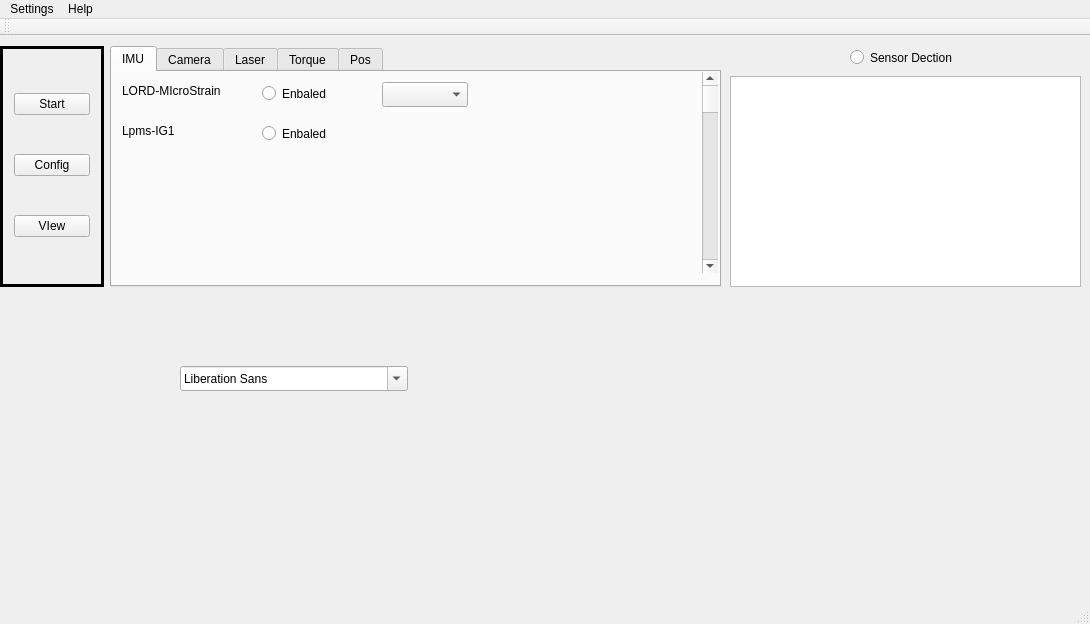
Before: the Qt Designer form Qt_Senor_MW/mainwindow.ui in yanglianoo/Sensor-driven-integration, drawn with Qt 5.
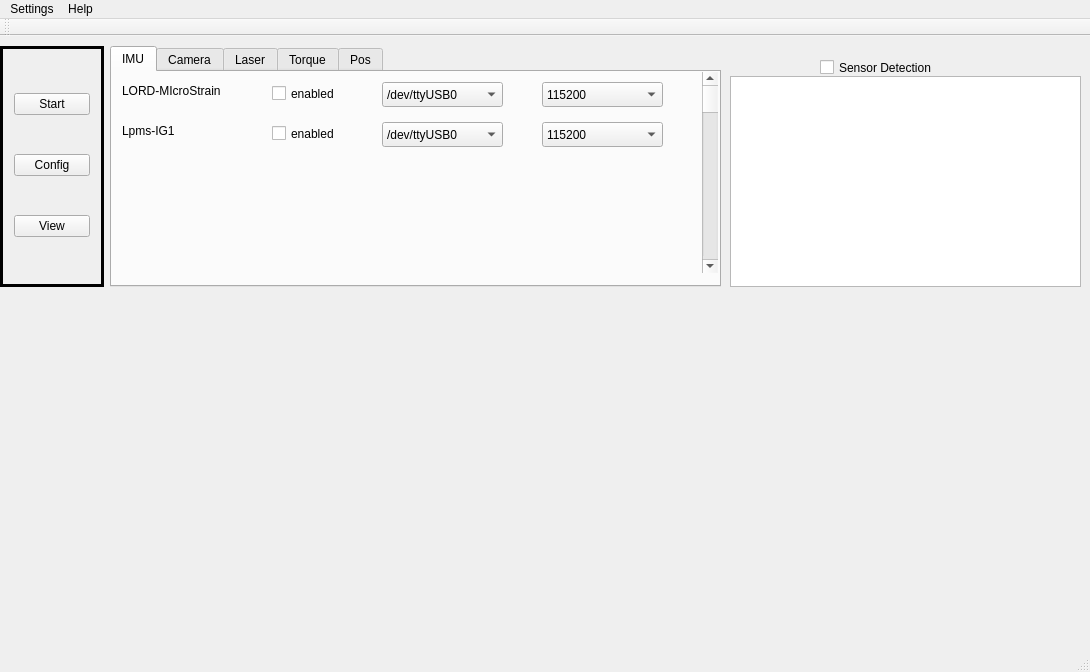
After: the same form once the commit is applied.

Diff of the .ui file:
```diff
--- a/Qt_Senor_MW/mainwindow.ui
+++ b/Qt_Senor_MW/mainwindow.ui
@@ -7,7 +7,7 @@
     <x>0</x>
     <y>0</y>
     <width>1090</width>
-    <height>624</height>
+    <height>672</height>
    </rect>
   </property>
   <property name="windowTitle">
@@ -62,13 +62,36 @@
         <bool>false</bool>
        </property>
        <property name="text">
-        <string>VIew</string>
+        <string>View</string>
        </property>
       </widget>
      </item>
     </layout>
    </widget>
-   <widget class="QTabWidget" name="tabWidget">
+   <widget class="QTextBrowser" name="textBrowser">
+    <property name="geometry">
+     <rect>
+      <x>730</x>
+      <y>40</y>
+      <width>351</width>
+      <height>211</height>
+     </rect>
+    </property>
+   </widget>
+   <widget class="QCheckBox" name="checkBox_3">
+    <property name="geometry">
+     <rect>
+      <x>820</x>
+      <y>20</y>
+      <width>141</width>
+      <height>23</height>
+     </rect>
+    </property>
+    <property name="text">
+     <string>Sensor Detection</string>
+    </property>
+   </widget>
+   <widget class="QStackedWidget" name="stackedWidget">
     <property name="geometry">
      <rect>
       <x>110</x>
@@ -78,6 +101,20 @@
      </rect>
     </property>
     <property name="currentIndex">
+     <number>1</number>
+    </property>
+    <widget class="QWidget" name="page_0"/>
+    <widget class="QWidget" name="page_1">
+     <widget class="QTabWidget" name="tabWidget">
+      <property name="geometry">
+       <rect>
+        <x>0</x>
+        <y>0</y>
+        <width>611</width>
+        <height>241</height>
+       </rect>
+      </property>
+      <property name="currentIndex">
      <number>0</number>
     </property>
     <widget class="QWidget" name="tab">
@@ -110,32 +147,6 @@
        <string>Lpms-IG1</string>
       </property>
      </widget>
-     <widget class="QRadioButton" name="radioButton_2">
-      <property name="geometry">
-       <rect>
-        <x>150</x>
-        <y>10</y>
-        <width>112</width>
-        <height>23</height>
-       </rect>
-      </property>
-      <property name="text">
-       <string>Enbaled</string>
-      </property>
-     </widget>
-     <widget class="QRadioButton" name="radioButton_3">
-      <property name="geometry">
-       <rect>
-        <x>150</x>
-        <y>50</y>
-        <width>112</width>
-        <height>23</height>
-       </rect>
-      </property>
-      <property name="text">
-       <string>Enbaled</string>
-      </property>
-     </widget>
      <widget class="QScrollBar" name="verticalScrollBar">
       <property name="geometry">
        <rect>
@@ -154,9 +165,105 @@
        <rect>
         <x>270</x>
         <y>10</y>
-        <width>86</width>
+          <width>121</width>
         <height>25</height>
        </rect>
+        </property>
+        <item>
+         <property name="text">
+          <string>/dev/ttyUSB0</string>
+         </property>
+        </item>
+        <item>
+         <property name="text">
+          <string>/dev/ttyUSB1</string>
+         </property>
+        </item>
+       </widget>
+       <widget class="QComboBox" name="comboBox_2">
+        <property name="geometry">
+         <rect>
+          <x>270</x>
+          <y>50</y>
+          <width>121</width>
+          <height>25</height>
+         </rect>
+        </property>
+        <item>
+         <property name="text">
+          <string>/dev/ttyUSB0</string>
+         </property>
+        </item>
+        <item>
+         <property name="text">
+          <string>/dev/ttyUSB1</string>
+         </property>
+        </item>
+       </widget>
+       <widget class="QComboBox" name="comboBox_3">
+        <property name="geometry">
+         <rect>
+          <x>430</x>
+          <y>10</y>
+          <width>121</width>
+          <height>25</height>
+         </rect>
+        </property>
+        <item>
+         <property name="text">
+          <string>115200</string>
+         </property>
+        </item>
+        <item>
+         <property name="text">
+          <string>921600</string>
+         </property>
+        </item>
+       </widget>
+       <widget class="QComboBox" name="comboBox_4">
+        <property name="geometry">
+         <rect>
+          <x>430</x>
+          <y>50</y>
+          <width>121</width>
+          <height>25</height>
+         </rect>
+        </property>
+        <item>
+         <property name="text">
+          <string>115200</string>
+         </property>
+        </item>
+        <item>
+         <property name="text">
+          <string>961200</string>
+         </property>
+        </item>
+       </widget>
+       <widget class="QCheckBox" name="checkBox">
+        <property name="geometry">
+         <rect>
+          <x>160</x>
+          <y>10</y>
+          <width>92</width>
+          <height>23</height>
+         </rect>
+        </property>
+        <property name="text">
+         <string>enabled</string>
+        </property>
+       </widget>
+       <widget class="QCheckBox" name="checkBox_2">
+        <property name="geometry">
+         <rect>
+          <x>160</x>
+          <y>50</y>
+          <width>92</width>
+          <height>23</height>
+         </rect>
+        </property>
+        <property name="text">
+         <string>enabled</string>
       </property>
      </widget>
     </widget>
@@ -181,38 +288,8 @@
      </attribute>
     </widget>
    </widget>
-   <widget class="QTextBrowser" name="textBrowser">
-    <property name="geometry">
-     <rect>
-      <x>730</x>
-      <y>40</y>
-      <width>351</width>
-      <height>211</height>
-     </rect>
-    </property>
-   </widget>
-   <widget class="QRadioButton" name="radioButton">
-    <property name="geometry">
-     <rect>
-      <x>850</x>
-      <y>10</y>
-      <width>131</width>
-      <height>23</height>
-     </rect>
-    </property>
-    <property name="text">
-     <string>Sensor Dection</string>
-    </property>
-   </widget>
-   <widget class="QFontComboBox" name="fontComboBox">
-    <property name="geometry">
-     <rect>
-      <x>180</x>
-      <y>330</y>
-      <width>228</width>
-      <height>25</height>
-     </rect>
-    </property>
+    </widget>
+    <widget class="QWidget" name="page_3"/>
    </widget>
    <zorder>frame_left</zorder>
    <zorder>pushButton</zorder>
```
Left out of the diff: 5 changed lines with no effect on the pictures. Lines whose indentation alone changed are shown as unchanged.
